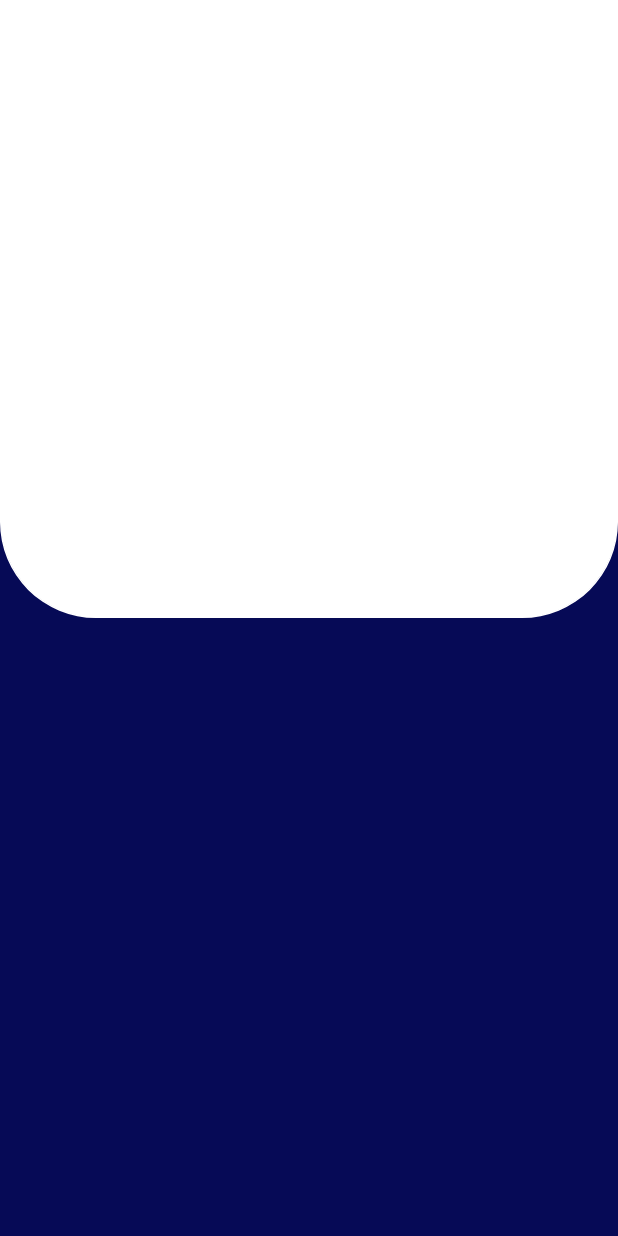
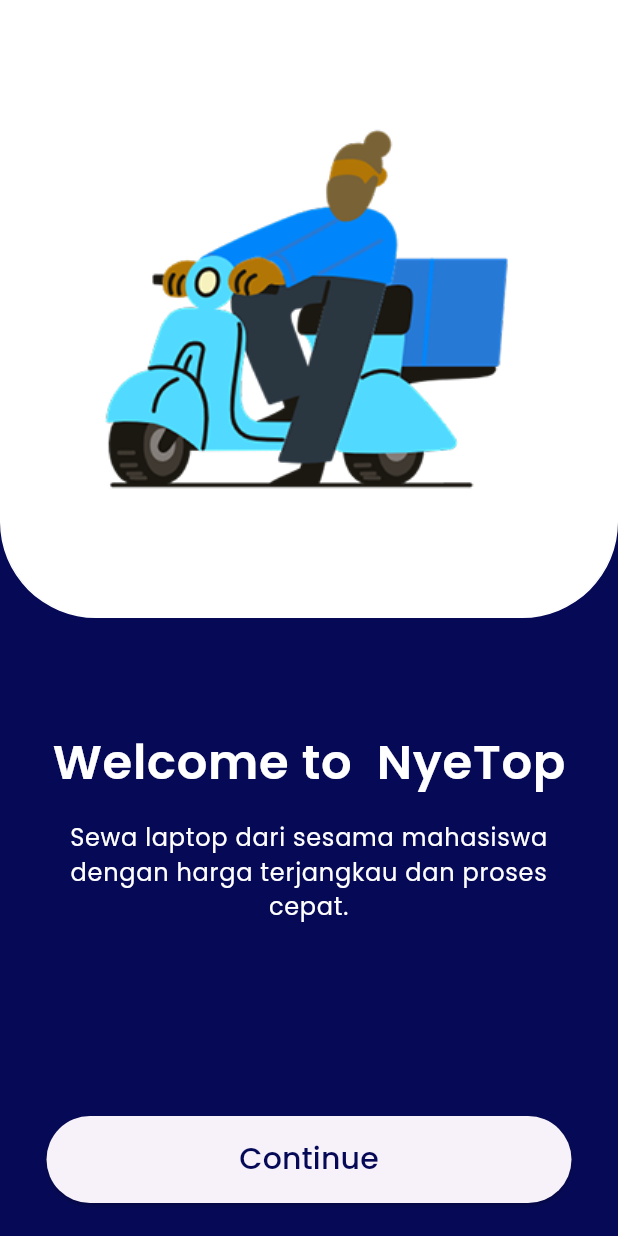
Before and after one commit to inikanipp/aplikasi_NyeTop_Mobile_Programming, a Flutter app: the screen it shows after launch, on a phone screen of 412 x 824 dp. Run offline on Flutter 3.47's test engine with Material 3 defaults, Android fonts, the light colour scheme and no system bars; our stand-ins replace google_fonts.

Commit message:
update PageOne

```diff
--- a/nyetop/lib/main.dart
+++ b/nyetop/lib/main.dart
@@ -1,4 +1,6 @@
 import 'package:flutter/material.dart';
+import 'package:google_fonts/google_fonts.dart';
+import 'second_page.dart';
 // import 'package:google_fonts/google_fonts.dart';
 
 void main() {
@@ -13,12 +15,20 @@
     return MaterialApp(
       debugShowCheckedModeBanner: false,
       home: Scaffold(
+
+        // start background
         body: Container(
           color: Color(0xFF060A56),
           child: Column(
           children: [
             Expanded(child:
             Container(
+              width: 500,
+              child: Image.asset( 'assets/images/onBoard1.png',
+                    width: 80,
+                    height: 80,
+                    // fit: BoxFit.cover, // Sesuaikan ukuran gambar
+                      ),
               decoration: BoxDecoration(
                 color: Colors.white,
                 border: Border.all(color: Colors.white),
@@ -31,11 +41,52 @@
             )),
 
             Expanded(child: Container(
-              color: const Color(0xFF060A56)
+              // color: Colors.green,
+              child: Column(
+                children: [
+                  SizedBox(height: 73),
+                  Expanded(child:
+                    Container(
+                      height: 300,
+                      width: 350,
+                      // color:  Colors.cyanAccent,
+                      child: Column(
+                        children: [
+                          Text("Welcome to  NyeTop", style: GoogleFonts.poppins(
+                              textStyle: TextStyle(color: Colors.white, letterSpacing: .5, fontSize: 32, fontWeight: FontWeight.w600)
+                            )
+                              ),
+                          SizedBox(height: 16,),
+                          Text("Sewa laptop dari sesama mahasiswa dengan harga terjangkau dan proses cepat.",
+                          textAlign: TextAlign.center,
+                          style: GoogleFonts.poppins(
+                            textStyle: TextStyle(color: Colors.white, letterSpacing: .5, fontSize: 16, fontWeight: FontWeight.w400)),
+                          ),
+                          SizedBox(height: 128),
+                          Container(
+                            // color: Colors.red,
+                            width: 350,
+                            height: 58,
+                            child: ElevatedButton( onPressed: () {
+                                  Navigator.push(
+                                  context,
+                                  MaterialPageRoute(builder: (context) => SecondPage()),
+                                  );
+                                }, child: Text('Continue', style: GoogleFonts.poppins(
+                                    textStyle: TextStyle( color: Color(0xFF060A56), fontSize: 20, fontWeight: FontWeight.w500
+                                    ) ))),
+                          )
+                        ],
+                      ),
+                    )
+                  ),
+                ],
+              )
             )),
           ],
         ),
         )
+        // end background
       )
     );
   }
--- a/nyetop/pubspec.yaml
+++ b/nyetop/pubspec.yaml
@@ -21,6 +21,7 @@
   uses-material-design: true
   assets:
     - assets/images/logo.png
+    - assets/images/onBoard1.png
 
 flutter_native_splash:
   color: "#060a56"
```
